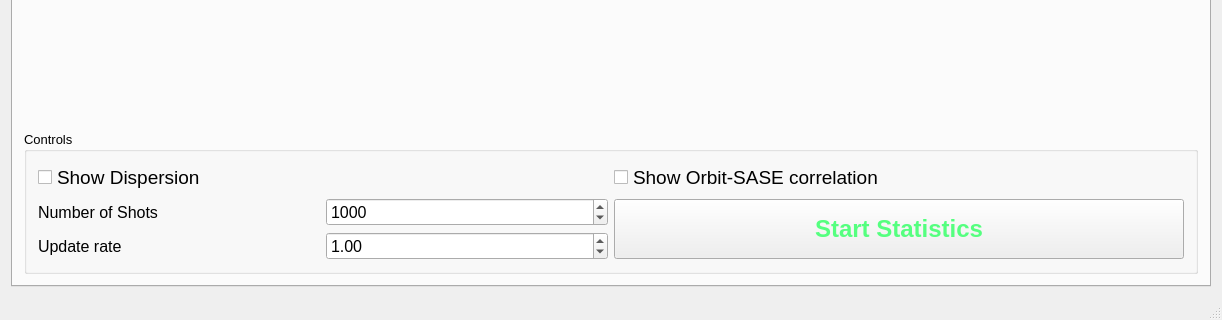
The window that gui/uicorrelation.ui (sergey-tomin/manul) describes before a commit, drawn with Qt 5; both pictures show x 0 to 1222 and y 572 to 892 of the 1222 by 892 pixel window.
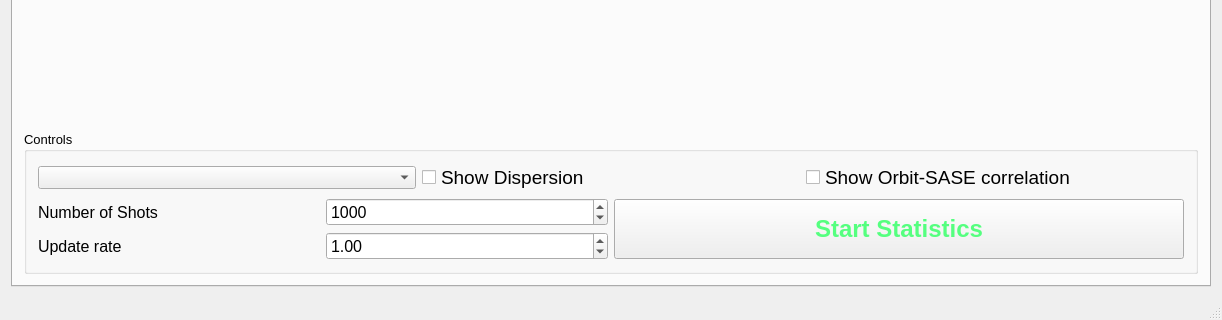
The same window after the commit.

Commit message: new feature for correlation plot

```diff
--- a/gui/uicorrelation.ui
+++ b/gui/uicorrelation.ui
@@ -179,6 +179,9 @@
              </item>
              <item row="3" column="1">
               <layout class="QHBoxLayout" name="horizontalLayout">
+               <item>
+                <widget class="QComboBox" name="cb_energy_ch"/>
+               </item>
                <item>
                 <widget class="QCheckBox" name="cb_disp">
                  <property name="font">
```
The commit also changes 2 other files.
